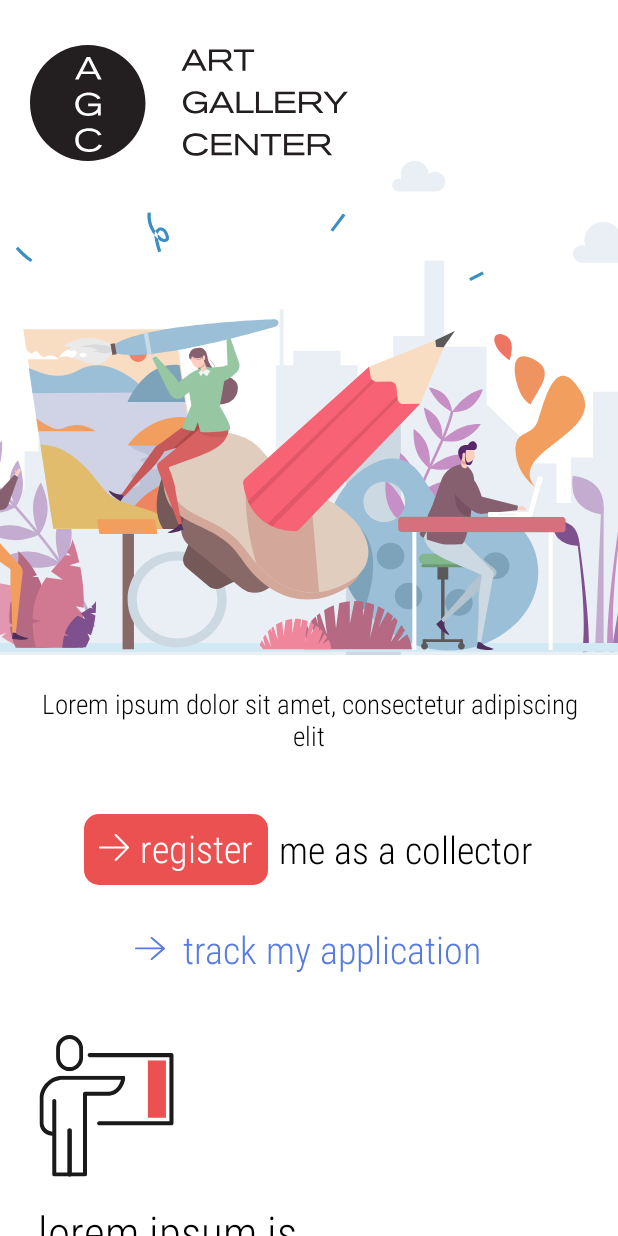
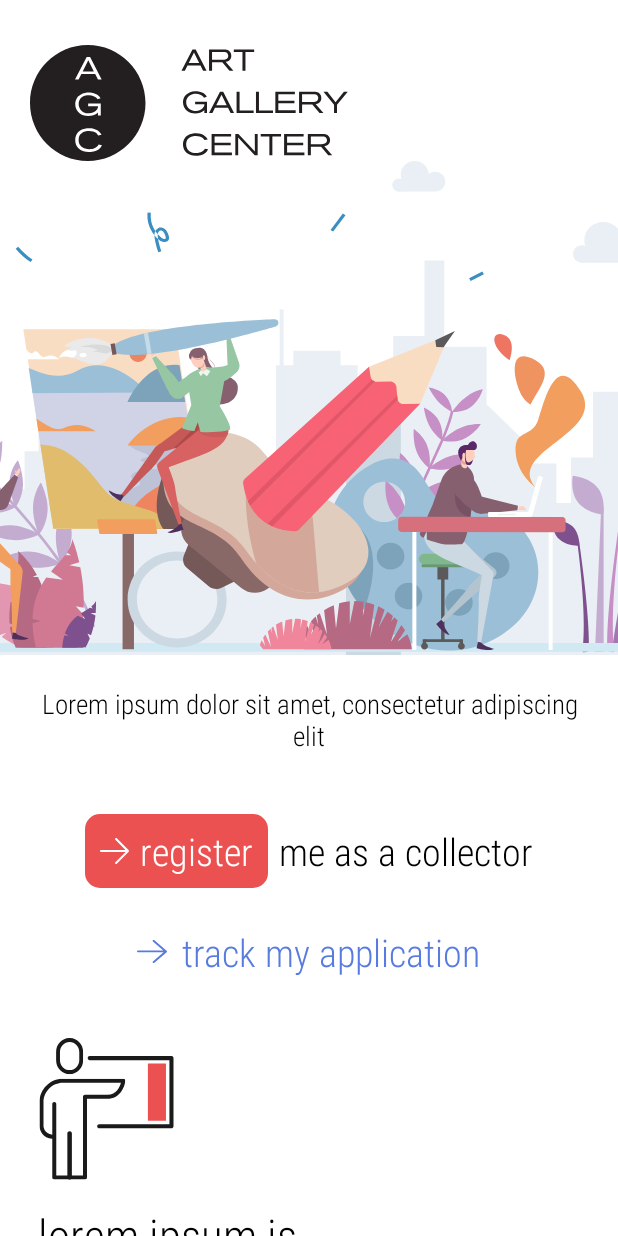
Before and after one commit to dhanashreerane890/Binary-Veda-Assignment, an Android app: the screen it shows after launch (LandingPageActivity), on a phone screen of 412 x 824 dp. Run offline under Robolectric (Android 15) with nearby library versions, the phone set to English and light mode, and no system bars; Roboto replaces fonts that are not available here.

Commit message:
All done

```diff
--- a/Binary-Veda-Assignments/app/src/main/res/drawable/ic_group3copy__1_.xml
+++ b/Binary-Veda-Assignments/app/src/main/res/drawable/ic_group3copy__1_.xml
@@ -1,6 +1,6 @@
 <vector xmlns:android="http://schemas.android.com/apk/res/android"
-    android:width="20dp"
-    android:height="18dp"
+    android:width="19dp"
+    android:height="17dp"
     android:viewportWidth="20"
     android:viewportHeight="18">
   <group>
--- a/Binary-Veda-Assignments/app/src/main/res/layout/activity_main.xml
+++ b/Binary-Veda-Assignments/app/src/main/res/layout/activity_main.xml
@@ -53,7 +53,7 @@
                 android:drawableStart="@drawable/ic_group3copy__1_"
                 android:drawablePadding="7dp"
                 android:paddingStart="10dp"
-                android:paddingTop="5dp"
+                android:paddingTop="7dp"
                 android:paddingEnd="10dp"
                 android:paddingBottom="7dp"
                 android:text="register"
@@ -75,7 +75,7 @@
             android:layout_gravity="center"
             android:layout_marginTop="25dp"
             android:drawableStart="@drawable/ic_group3copy3"
-            android:drawablePadding="12dp"
+            android:drawablePadding="10dp"
             android:fontFamily="@font/economica"
             android:text="@string/my_app"
             android:textColor="@color/corn_blue"
```
